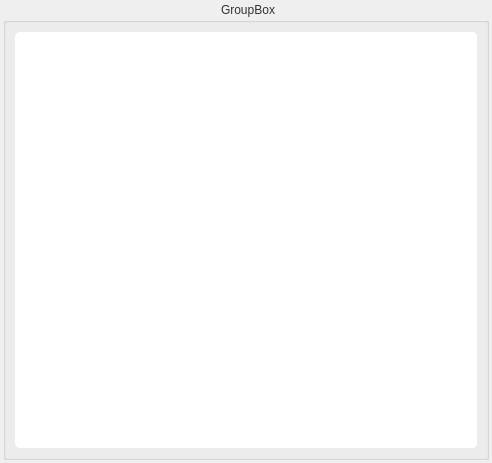
Before: the Qt Designer form uis/mdtable.ui in mainster/WorktimeManager, drawn with Qt 5.
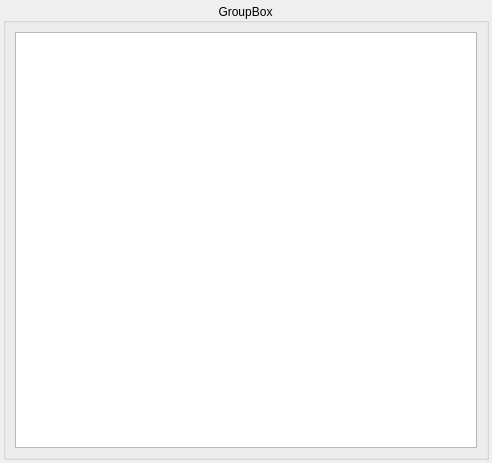
After: the same form once the commit is applied.

Commit message: Stylesheet modifications; Start of implementing a methode to configure QTableViews grid line color

```diff
--- a/uis/mdtable.ui
+++ b/uis/mdtable.ui
@@ -14,76 +14,7 @@
    <string>Form</string>
   </property>
   <property name="styleSheet">
-   <string notr="true">QGroupBox::title {
-   	subcontrol-origin: margin; /* margin boarder padding content */
-   	subcontrol-position: top center; /* position at the top center */
-   	font: italic 9pt &quot;Arial&quot;;
-   	font-weight: bold;
-   	top: 1.0ex;   
-  	padding: 0px 8px;
-	padding-top: -2ex;
-	color:  rgba(50,50,50,255);
-} [selected=false] {
-	color:  rgba(245,0,0,255);
-} 
-QGroupBox, QGroupBox [selected=false] {
-	margin-top: 1ex; /*margin-bottom: 2px; margin-left: 2px; margin-right: 2px;*/
-   	background-color: qlineargradient(x1: 0, y1: 0, x2: 0, y2: 1, stop: 0 #E0E0E0, stop: 1 #FFFFFF);
-   	font: italic 9pt &quot;Arial&quot;;
-   	font-weight: bold;
-   	border-radius: 5px;
-	border: 2px solid;
-	border-top-color: qlineargradient(spread:reflect, x1:0, y1:0, x2:0.5, y2:0, stop:0.10 rgba(82, 82, 82, 255), stop:1 rgba(169, 169, 169,20));
-	border-left-color: rgba(105,105,105,255);
-	border-right-color: rgba(105,105,105,205);
-	border-bottom-color: rgba(105,105,105,205);
-} [selected=true] { 
-	/* margin-top: 5px; margin-bottom: -2px; margin-left: -2px; margin-right: -2px; */
-	border: 2px solid; 
-	border-top-color: qlineargradient(spread:reflect, x1:0, y1:0, x2:0.5, y2:0, stop:0.10 rgba(255,0,0,255), stop:1 rgba(247, 247, 247, 250));
-	border-left-color: rgba(255,0,0,255);
-	border-right-color: rgba(255,0,0,255);
-	border-bottom-color: rgba(255,0,0,255);
-}
-QGroupBox::title:hover {
-    color: rgba(235, 235, 235, 255);
-}
-QTableView {
-	margin-top: 1ex; 
-/*   	font: 9pt &quot;Arial&quot;;
-   	font-weight: normal;
-   	background-color: qlineargradient(x1: 0, y1: 0, x2: 0, y2: 1, stop: 0 #E0E0E0, stop: 1 #FFFFFF);*/
-	background-color: white;
-   	border-radius: 5px;
-	border: 0px solid;
-	border-top-color: qlineargradient(spread:reflect, x1:0, y1:0, x2:0.5, y2:0, stop:0.10 rgba(82, 82, 82, 255), stop:1 rgba(169, 169, 169,20));
-	border-left-color: rgba(105,105,105,255);
-	border-right-color: rgba(105,105,105,205);
-	border-bottom-color: rgba(105,105,105,205);
-/*	background-color: qlineargradient(x1: 0, y1: 0, x2: 0, y2: 1, stop: 0 #F0F0F0, stop: 1 #FFFFFF);
-	border: 0px solid gray;
-	border-radius: 5px;
-	margin-top: 15px;	
-	gridline-color: qlineargradient(spread:pad, x1:0, y1:0, x2:1, y2:1, stop:0.19 rgba(97, 97, 97, 255), stop:1 rgba(247, 247, 247, 255));*/
- } [selected=true] {
-	background-color: qlineargradient(x1: 0, y1: 0, x2: 0, y2: 1, stop: 0 #C0C0C0, stop: 1 #FFFFFF); 
-}
-QHeaderView::section {
-     background-color: qlineargradient(x1:0, y1:0, x2:0, y2:1,
-                                       stop:    0 #616161, stop: 0.5 #505050,
-                                       stop: 0.6 #434343, stop:    1 #656565);
-     color: white;
-     padding-left: 4px;
-     padding-right: 4px;
-     padding-top: 2px;
-     padding-bottom: 2px;
-     border: 1px solid #6c6c6c;
-}
- QHeaderView::section:checked {
-     background-color: rgb(31, 94, 233);
- }
-
-</string>
+   <string notr="true"/>
   </property>
   <layout class="QGridLayout" name="gridLayout">
    <property name="leftMargin">
```
The commit also changes 7 other files.
